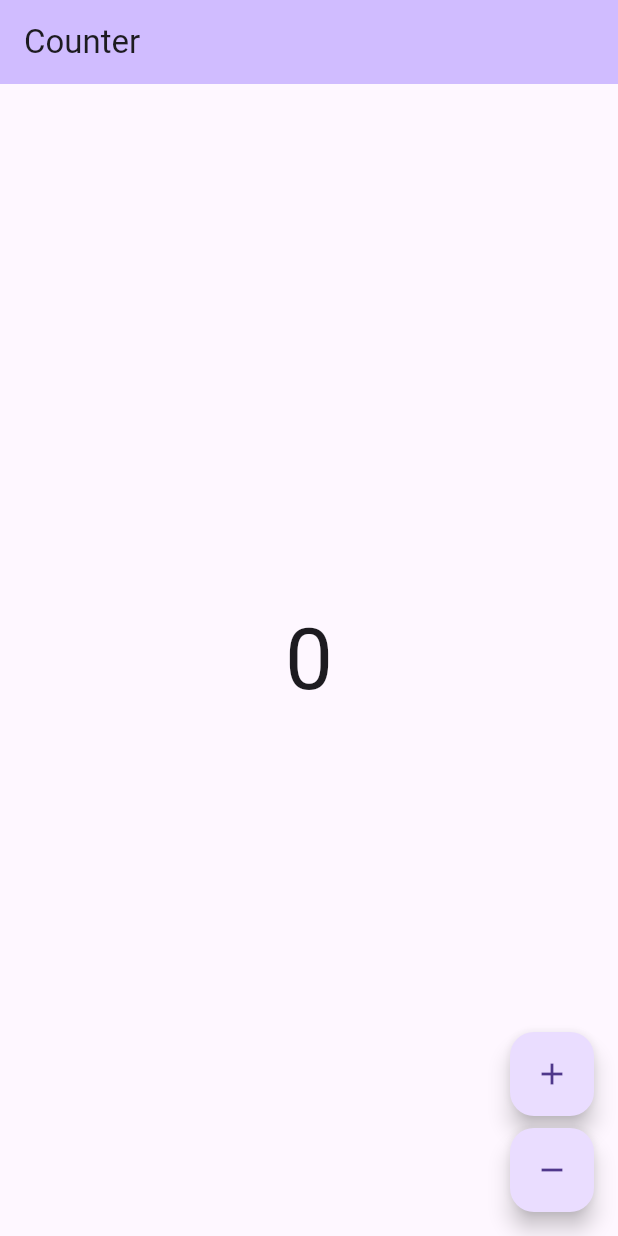
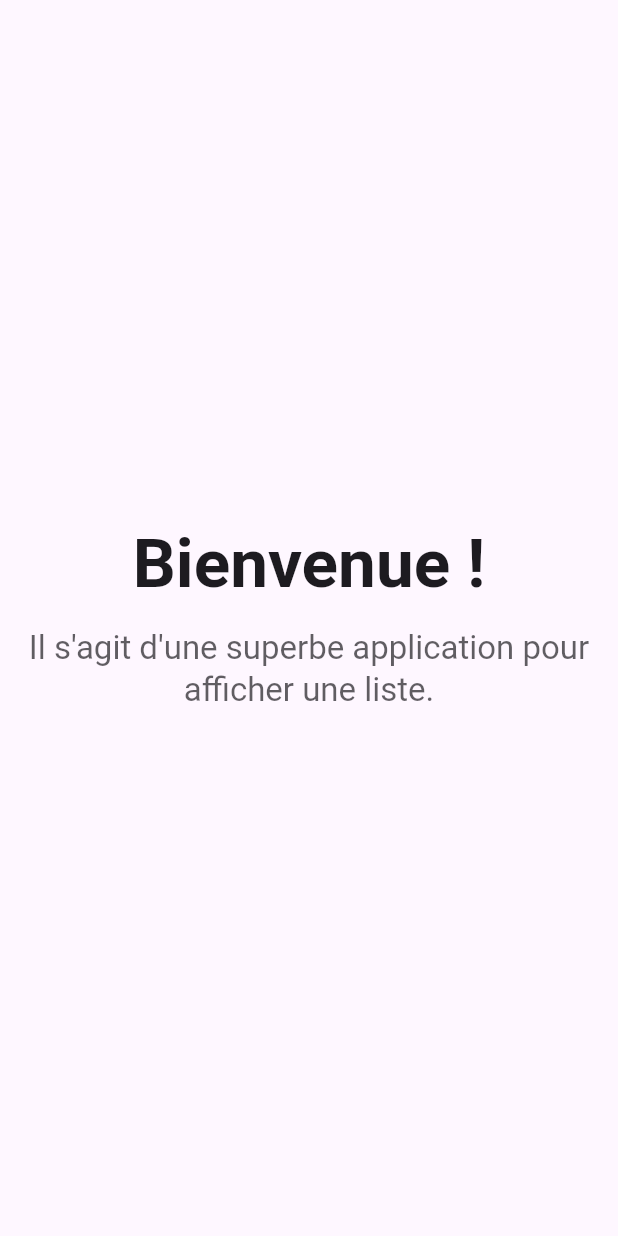
Before and after one commit to MarinCouderc/helios-test, a Flutter app: the screen it shows after launch, on a phone screen of 412 x 824 dp. Run offline on Flutter 3.47's test engine with Material 3 defaults, Android fonts, the phone set to English and light mode, and no system bars; our stand-ins replace bloc, go_router; generated files the repository leaves out were written again.

Commit message:
page de base

```diff
--- a/l10n.yaml
+++ b/l10n.yaml
@@ -1,5 +1,5 @@
 arb-dir: lib/l10n/arb
-template-arb-file: app_en.arb
+template-arb-file: app_fr.arb
 output-localization-file: app_localizations.dart
 output-dir: lib/l10n/gen
 nullable-getter: false
--- a/lib/app/view/app.dart
+++ b/lib/app/view/app.dart
@@ -1,7 +1,7 @@
 import 'package:flutter/material.dart';
 import 'package:go_router/go_router.dart';
-import 'package:helios/counter/counter.dart';
 import 'package:helios/l10n/l10n.dart';
+import 'package:helios/welcome/view/welcome_view.dart';
 
 class App extends StatelessWidget {
   const App({super.key});
@@ -10,7 +10,7 @@ class App extends StatelessWidget {
     return GoRouter(routes: <RouteBase>[
       GoRoute(
         path: '/',
-        builder: (context, state) => const CounterPage(),
+        builder: (context, state) => const WelcomeView(),
       ),
     ]);
   }
--- a/lib/counter/counter.dart
+++ /dev/null
@@ -1,2 +0,0 @@
-export 'cubit/counter_cubit.dart';
-export 'view/counter_page.dart';
--- a/lib/counter/cubit/counter_cubit.dart
+++ /dev/null
@@ -1,8 +0,0 @@
-import 'package:bloc/bloc.dart';
-
-class CounterCubit extends Cubit<int> {
-  CounterCubit() : super(0);
-
-  void increment() => emit(state + 1);
-  void decrement() => emit(state - 1);
-}
--- a/lib/counter/view/counter_page.dart
+++ /dev/null
@@ -1,55 +0,0 @@
-import 'package:flutter/material.dart';
-import 'package:flutter_bloc/flutter_bloc.dart';
-import 'package:helios/counter/counter.dart';
-import 'package:helios/l10n/l10n.dart';
-
-class CounterPage extends StatelessWidget {
-  const CounterPage({super.key});
-
-  @override
-  Widget build(BuildContext context) {
-    return BlocProvider(
-      create: (_) => CounterCubit(),
-      child: const CounterView(),
-    );
-  }
-}
-
-class CounterView extends StatelessWidget {
-  const CounterView({super.key});
-
-  @override
-  Widget build(BuildContext context) {
-    final l10n = context.l10n;
-    return Scaffold(
-      appBar: AppBar(title: Text(l10n.counterAppBarTitle)),
-      body: const Center(child: CounterText()),
-      floatingActionButton: Column(
-        mainAxisAlignment: MainAxisAlignment.end,
-        crossAxisAlignment: CrossAxisAlignment.end,
-        children: [
-          FloatingActionButton(
-            onPressed: () => context.read<CounterCubit>().increment(),
-            child: const Icon(Icons.add),
-          ),
-          const SizedBox(height: 8),
-          FloatingActionButton(
-            onPressed: () => context.read<CounterCubit>().decrement(),
-            child: const Icon(Icons.remove),
-          ),
-        ],
-      ),
-    );
-  }
-}
-
-class CounterText extends StatelessWidget {
-  const CounterText({super.key});
-
-  @override
-  Widget build(BuildContext context) {
-    final theme = Theme.of(context);
-    final count = context.select((CounterCubit cubit) => cubit.state);
-    return Text('$count', style: theme.textTheme.displayLarge);
-  }
-}
--- a/lib/l10n/arb/app_en.arb
+++ /dev/null
@@ -1,7 +0,0 @@
-{
-    "@@locale": "en",
-    "counterAppBarTitle": "Counter",
-    "@counterAppBarTitle": {
-        "description": "Text shown in the AppBar of the Counter Page"
-    }
-}
--- a/lib/l10n/arb/app_es.arb
+++ /dev/null
@@ -1,7 +0,0 @@
-{
-    "@@locale": "es",
-    "counterAppBarTitle": "Contador",
-    "@counterAppBarTitle": {
-        "description": "Texto mostrado en la AppBar de la página del contador"
-    }
-}
--- /dev/null
+++ b/lib/l10n/arb/app_fr.arb
@@ -0,0 +1,5 @@
+{
+    "@@locale": "fr",
+    "welcomeMessage": "Bienvenue !",
+    "welcomeSubtitle": "Il s'agit d'une superbe application pour afficher une liste."
+}
--- /dev/null
+++ b/lib/welcome/view/welcome_view.dart
@@ -0,0 +1,36 @@
+import 'package:flutter/material.dart';
+import 'package:helios/l10n/l10n.dart';
+
+class WelcomeView extends StatelessWidget {
+  const WelcomeView({super.key});
+
+  @override
+  Widget build(BuildContext context) {
+    final theme = Theme.of(context);
+
+    return Scaffold(
+      body: Center(
+        child: Column(
+          mainAxisAlignment: MainAxisAlignment.center,
+          children: [
+            Text(
+              context.l10n.welcomeMessage,
+              style: theme.textTheme.displayMedium?.copyWith(
+                fontWeight: FontWeight.bold,
+              ),
+              textAlign: TextAlign.center,
+            ),
+            const SizedBox(height: 16),
+            Text(
+              context.l10n.welcomeSubtitle,
+              style: theme.textTheme.titleLarge?.copyWith(
+                color: theme.colorScheme.onSurface.withValues(alpha: 0.7),
+              ),
+              textAlign: TextAlign.center,
+            ),
+          ],
+        ),
+      ),
+    );
+  }
+}
```
Also changed, not shown: 1 other file.
